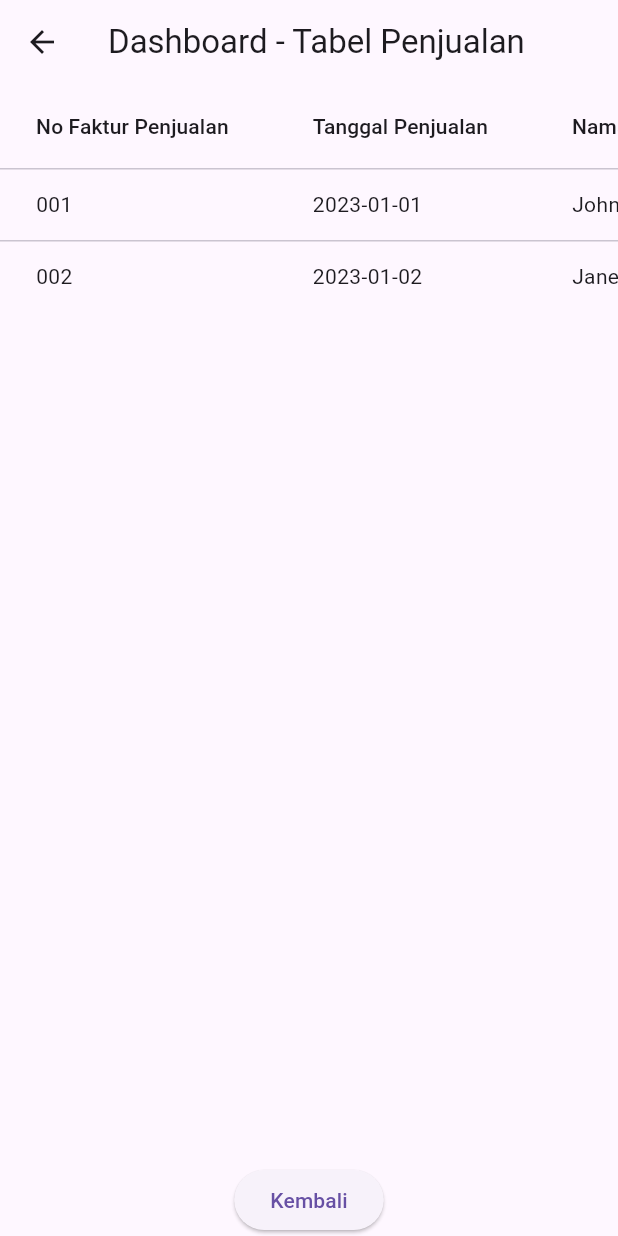
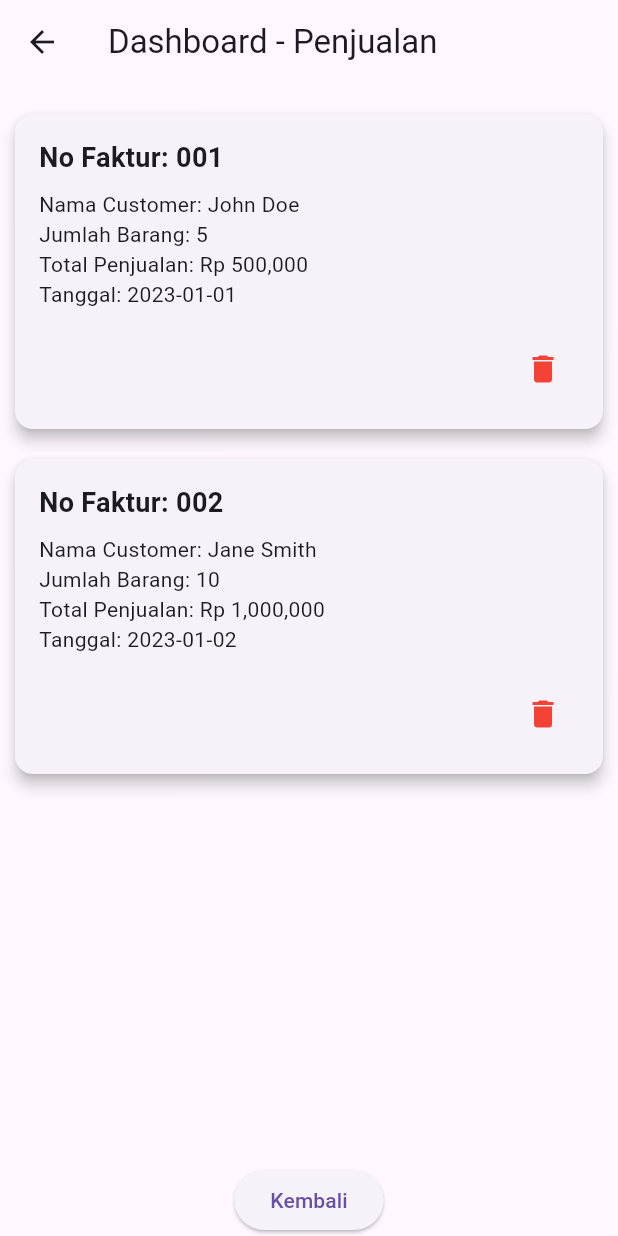
Before and after one commit to KostsPlayer/task-flutter-home, a Flutter app: the DashboardPage screen opened directly, on a phone screen of 412 x 824 dp. Run offline on Flutter 3.47's test engine with Material 3 defaults, Android fonts, the phone set to English and light mode, and no system bars.

Commit message:
3rd commit for task flutter home

```diff
--- a/lib/home/dashboard_page.dart
+++ b/lib/home/dashboard_page.dart
@@ -11,32 +11,39 @@ class _DashboardPageState extends State<DashboardPage> {
   Widget build(BuildContext context) {
     return Scaffold(
       appBar: AppBar(
-        title: Text('Dashboard - Tabel Penjualan'),
+        title: Text('Dashboard - Penjualan'),
       ),
       body: Column(
         children: [
           Expanded(
-            child: SingleChildScrollView(
-              scrollDirection: Axis.horizontal,
-              child: DataTable(
-                columns: [
-                  DataColumn(label: Text('No Faktur Penjualan')),
-                  DataColumn(label: Text('Tanggal Penjualan')),
-                  DataColumn(label: Text('Nama Customer')),
-                  DataColumn(label: Text('Jumlah Barang')),
-                  DataColumn(label: Text('Total Penjualan')),
-                  DataColumn(label: Text('Aksi')),
-                ],
-                rows: salesData.asMap().entries.map((entry) {
-                  int index = entry.key;
-                  Map<String, String> data = entry.value;
-                  return DataRow(cells: [
-                    DataCell(Text(data['No Faktur Penjualan']!)),
-                    DataCell(Text(data['Tanggal Penjualan']!)),
-                    DataCell(Text(data['Nama Customer']!)),
-                    DataCell(Text(data['Jumlah Barang']!)),
-                    DataCell(Text(data['Total Penjualan']!)),
-                    DataCell(Row(
+            child: ListView.builder(
+              padding: EdgeInsets.all(10),
+              itemCount: salesData.length,
+              itemBuilder: (context, index) {
+                Map<String, String> data = salesData[index];
+                return Card(
+                  margin: EdgeInsets.symmetric(vertical: 10),
+                  elevation: 4,
+                  child: Padding(
+                    padding: const EdgeInsets.all(16.0),
+                    child: Column(
+                      crossAxisAlignment: CrossAxisAlignment.start,
+                      children: [
+                        Text(
+                          'No Faktur: ${data['No Faktur Penjualan']}',
+                          style: TextStyle(
+                            fontSize: 18,
+                            fontWeight: FontWeight.bold,
+                          ),
+                        ),
+                        SizedBox(height: 8),
+                        Text('Nama Customer: ${data['Nama Customer']}'),
+                        Text('Jumlah Barang: ${data['Jumlah Barang']}'),
+                        Text('Total Penjualan: ${data['Total Penjualan']}'),
+                        Text('Tanggal: ${data['Tanggal Penjualan']}'),
+                        SizedBox(height: 16),
+                        Row(
+                          mainAxisAlignment: MainAxisAlignment.end,
                           children: [
                             IconButton(
                               icon: Icon(Icons.delete, color: Colors.red),
@@ -45,10 +52,12 @@ class _DashboardPageState extends State<DashboardPage> {
                               },
                             ),
                           ],
-                    )),
-                  ]);
-                }).toList(),
                         ),
+                      ],
+                    ),
+                  ),
+                );
+              },
             ),
           ),
           SizedBox(height: 20),
```
Lines whose indentation alone changed are shown as unchanged.
